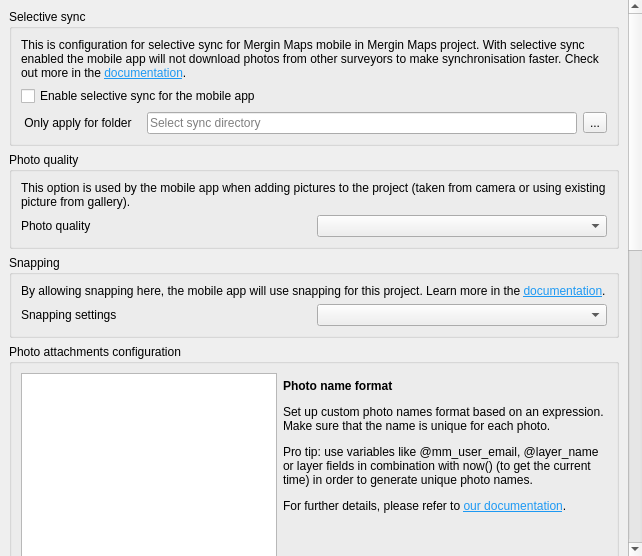
First picture: the form in Mergin/ui/ui_project_config.ui, repository MerginMaps/qgis-plugin, before the edit.
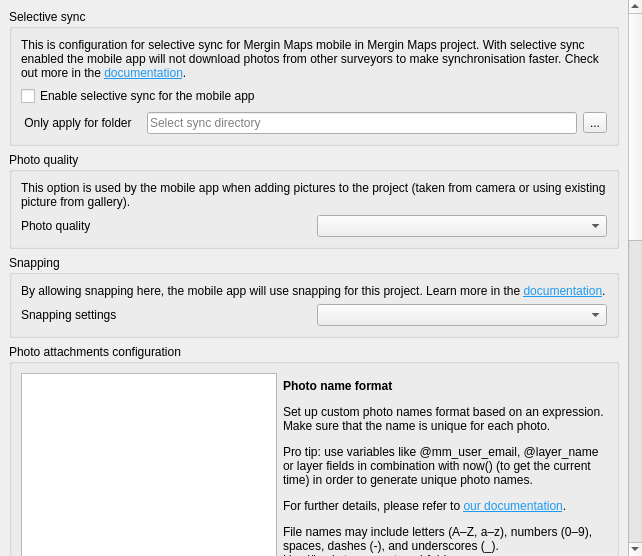
Second picture: the form after the edit. Custom widgets are drawn as their Qt base class.

Commit message:
Invalid filenames expression preview (#810)
* Attention required banner redirect to current workspace

* Check default filenames

* added files' name validation

* black

* text

* Check photo names in project settings

* black

* invalid_filename_character() in utils

* cleanup

Diff of the .ui file:
```diff
--- a/Mergin/ui/ui_project_config.ui
+++ b/Mergin/ui/ui_project_config.ui
@@ -221,7 +221,7 @@
           <item row="1" column="1" colspan="2">
            <widget class="QLabel" name="label_6">
             <property name="text">
-             <string>&lt;html&gt;&lt;head/&gt;&lt;body&gt;&lt;p&gt;&lt;span style=&quot; font-weight:600;&quot;&gt;Photo name format&lt;/span&gt;&lt;/p&gt;&lt;p&gt;Set up custom photo names format based on an expression. Make sure that the name is unique for each photo.&lt;/p&gt;&lt;p&gt;Pro tip: use variables like &lt;span style=&quot; font-family:'Noto Sans Mono';&quot;&gt;@mm_user_email&lt;/span&gt;, &lt;span style=&quot; font-family:'Noto Sans Mono';&quot;&gt;@layer_name&lt;/span&gt; or layer fields in combination with &lt;span style=&quot; font-family:'Noto Sans Mono';&quot;&gt;now()&lt;/span&gt; (to get the current time) in order to generate unique photo names.&lt;/p&gt;&lt;p&gt;For further details, please refer to &lt;a href=&quot;https://merginmaps.com/docs/layer/settingup_forms_photo/#customising-photo-name-format-with-expressions&quot;&gt;&lt;span style=&quot; text-decoration: underline; color:#1d99f3;&quot;&gt;our documentation&lt;/span&gt;&lt;/a&gt;.&lt;/p&gt;&lt;/body&gt;&lt;/html&gt;</string>
+             <string>&lt;html&gt;&lt;head/&gt;&lt;body&gt;&lt;p&gt;&lt;span style=&quot; font-weight:600;&quot;&gt;Photo name format&lt;/span&gt;&lt;/p&gt;&lt;p&gt;Set up custom photo names format based on an expression. Make sure that the name is unique for each photo.&lt;/p&gt;&lt;p&gt;Pro tip: use variables like &lt;span style=&quot; font-family:'Noto Sans Mono';&quot;&gt;@mm_user_email&lt;/span&gt;, &lt;span style=&quot; font-family:'Noto Sans Mono';&quot;&gt;@layer_name&lt;/span&gt; or layer fields in combination with &lt;span style=&quot; font-family:'Noto Sans Mono';&quot;&gt;now()&lt;/span&gt; (to get the current time) in order to generate unique photo names.&lt;/p&gt;&lt;p&gt;For further details, please refer to &lt;a href=&quot;https://merginmaps.com/docs/layer/settingup_forms_photo/#customising-photo-name-format-with-expressions&quot;&gt;&lt;span style=&quot; text-decoration: underline; color:#1d99f3;&quot;&gt;our documentation&lt;/span&gt;&lt;/a&gt;.&lt;/p&gt;&lt;p&gt;File names may include letters (A–Z, a–z), numbers (0–9), spaces, dashes (-), and underscores (_).&lt;br&gt;Use '/' only to separate subfolders.&lt;/p&gt;&lt;/body&gt;&lt;/html&gt;</string>
             </property>
             <property name="wordWrap">
              <bool>true</bool>
```
Left out of the diff: 7 changed lines with no effect on the pictures. The commit also changes 4 other files.
